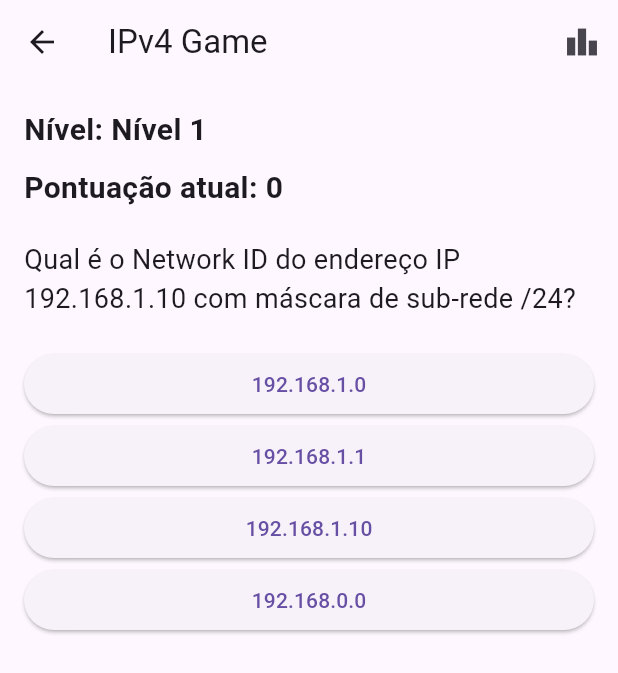
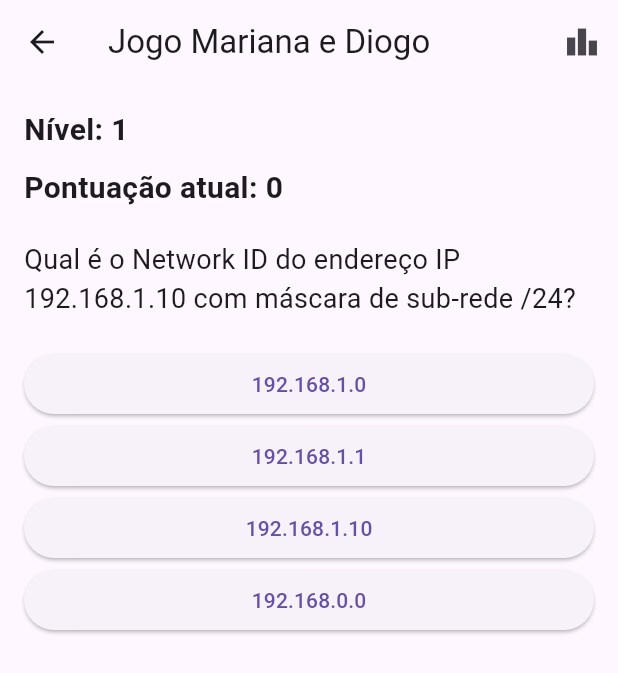
Before and after one commit to diiogocosta1711/TP02_Diogomariana, a Flutter app: the GameScreen screen opened by its route, on a phone screen of 412 x 824 dp. Shown: the top 673 px of the screen. Run offline on Flutter 3.47's test engine with Material 3 defaults, Android fonts, the light colour scheme and no system bars.

Commit message:
Trabalho02_V3

```diff
--- a/lib/main.dart
+++ b/lib/main.dart
@@ -16,7 +16,7 @@ class MyApp extends StatelessWidget {
     return ChangeNotifierProvider(
       create: (context) => AuthService.instance,
       child: MaterialApp(
-        title: 'IPv4 Game',
+        title: 'Trabalho 02 Mariana e Diogo',
         initialRoute: '/login',
         routes: {
           '/login': (context) => LoginScreen(),
--- a/lib/screens/game_screen.dart
+++ b/lib/screens/game_screen.dart
@@ -23,20 +23,19 @@ class GameScreen extends StatefulWidget {
 
 class _GameScreenState extends State<GameScreen> {
   final List<Question> questions = [
-    // Nível 1: Endereços IP /8, /16 e /24
     Question(
       questionText:
           'Qual é o Network ID do endereço IP 192.168.1.10 com máscara de sub-rede /24?',
       options: ['192.168.1.0', '192.168.1.1', '192.168.1.10', '192.168.0.0'],
       correctAnswer: '192.168.1.0',
-      difficulty: 'Nível 1',
+      difficulty: '1',
     ),
     Question(
       questionText:
           'Qual é o Broadcast do endereço IP 10.0.0.5 com máscara de sub-rede /8?',
       options: ['10.255.255.255', '10.0.0.0', '10.0.0.255', '10.0.255.255'],
       correctAnswer: '10.255.255.255',
-      difficulty: 'Nível 1',
+      difficulty: '1',
     ),
     Question(
       questionText:
@@ -46,9 +45,8 @@ class _GameScreenState extends State<GameScreen> {
         'Não, estão em redes diferentes.'
       ],
       correctAnswer: 'Sim, ambos estão na rede 172.16.0.0/16.',
-      difficulty: 'Nível 1',
+      difficulty: '1',
     ),
-    // Nível 2: Sub-redes
     Question(
       questionText:
           'Qual é o Network ID do endereço IP 192.168.1.130 com máscara de sub-rede 255.255.255.192?',
@@ -59,14 +57,14 @@ class _GameScreenState extends State<GameScreen> {
         '192.168.1.64'
       ],
       correctAnswer: '192.168.1.128',
-      difficulty: 'Nível 2',
+      difficulty: '2',
     ),
     Question(
       questionText:
           'Qual é o Broadcast do endereço IP 172.16.4.66 com máscara de sub-rede 255.255.255.240?',
       options: ['172.16.4.79', '172.16.4.0', '172.16.4.255', '172.16.4.16'],
       correctAnswer: '172.16.4.79',
-      difficulty: 'Nível 2',
+      difficulty: '2',
     ),
     Question(
       questionText:
@@ -77,15 +75,14 @@ class _GameScreenState extends State<GameScreen> {
       ],
       correctAnswer:
           'Não, 192.168.2.33 está na rede 192.168.2.32/27 e 192.168.2.65 está na rede 192.168.2.64/27.',
-      difficulty: 'Nível 2',
+      difficulty: '2',
     ),
-    // Nível 3: Super-redes
     Question(
       questionText:
           'Qual é o Network ID do endereço IP 198.51.100.14 com máscara de sub-rede 255.255.252.0?',
       options: ['198.51.100.0', '198.51.100.1', '198.51.100.14', '198.51.96.0'],
       correctAnswer: '198.51.100.0',
-      difficulty: 'Nível 3',
+      difficulty: '3',
     ),
     Question(
       questionText:
@@ -97,7 +94,7 @@ class _GameScreenState extends State<GameScreen> {
         '203.0.120.0'
       ],
       correctAnswer: '203.0.119.255',
-      difficulty: 'Nível 3',
+      difficulty: '3',
     ),
     Question(
       questionText:
@@ -107,7 +104,7 @@ class _GameScreenState extends State<GameScreen> {
         'Não, estão em redes diferentes.'
       ],
       correctAnswer: 'Sim, ambos estão na mesma rede.',
-      difficulty: 'Nível 3',
+      difficulty: '3',
     ),
   ];
 
@@ -138,7 +135,7 @@ class _GameScreenState extends State<GameScreen> {
             mainAxisAlignment: MainAxisAlignment.center,
             children: [
               Text(
-                'Game Over! Your score is: $score',
+                'Game Over! O teu score é: $score',
                 style: TextStyle(fontSize: 24),
               ),
               SizedBox(height: 20),
@@ -155,7 +152,7 @@ class _GameScreenState extends State<GameScreen> {
     } else {
       return Scaffold(
         appBar: AppBar(
-          title: Text('IPv4 Game'),
+          title: Text('Jogo Mariana e Diogo'),
           actions: [
             IconButton(
               icon: Icon(Icons.leaderboard),
--- a/lib/screens/login_screen.dart
+++ b/lib/screens/login_screen.dart
@@ -7,9 +7,9 @@ class LoginScreen extends StatelessWidget {
   final TextEditingController passwordController = TextEditingController();
 
   final List<Map<String, dynamic>> rankings = [
-    {'name': 'Alice', 'score': 10},
-    {'name': 'Bob', 'score': 8},
-    {'name': 'Charlie', 'score': 7},
+    {'name': 'Joao', 'score': 10},
+    {'name': 'Tiago', 'score': 8},
+    {'name': 'Raquel', 'score': 7},
   ];
 
   @override
--- a/lib/screens/ranking_screen.dart
+++ b/lib/screens/ranking_screen.dart
@@ -2,9 +2,9 @@ import 'package:flutter/material.dart';
 
 class RankingScreen extends StatelessWidget {
   final List<Map<String, dynamic>> rankings = [
-    {'name': 'Alice', 'score': 10},
-    {'name': 'Bob', 'score': 8},
-    {'name': 'Charlie', 'score': 7},
+    {'name': 'Joao', 'score': 10},
+    {'name': 'Tiago', 'score': 8},
+    {'name': 'Raquel', 'score': 7},
   ];
 
   @override
--- a/lib/services/auth_service.dart
+++ b/lib/services/auth_service.dart
@@ -6,15 +6,14 @@ class AuthService with ChangeNotifier {
 
   static final AuthService instance = AuthService._privateConstructor();
 
-  final Map<String, dynamic> _users =
-      {}; // Alterado para Map<String, dynamic> para armazenar mais dados
+  final Map<String, dynamic> _users = {};
 
   String? _loggedInUser;
 
   String? get loggedInUser => _loggedInUser;
 
   Future<bool> login(String username, String password) async {
-    await Future.delayed(Duration(seconds: 1)); // Simulando tempo de rede
+    await Future.delayed(Duration(seconds: 1));
     if (_users.containsKey(username) &&
         _users[username]['password'] == password) {
       _loggedInUser = username;
@@ -25,12 +24,9 @@ class AuthService with ChangeNotifier {
   }
 
   Future<bool> register(String username, String password) async {
-    await Future.delayed(Duration(seconds: 1)); // Simulando tempo de rede
+    await Future.delayed(Duration(seconds: 1));
     if (!_users.containsKey(username)) {
-      _users[username] = {
-        'password': password,
-        'score': 0
-      }; // Inicializa o placar como 0
+      _users[username] = {'password': password, 'score': 0};
       return true;
     }
     return false;
```
